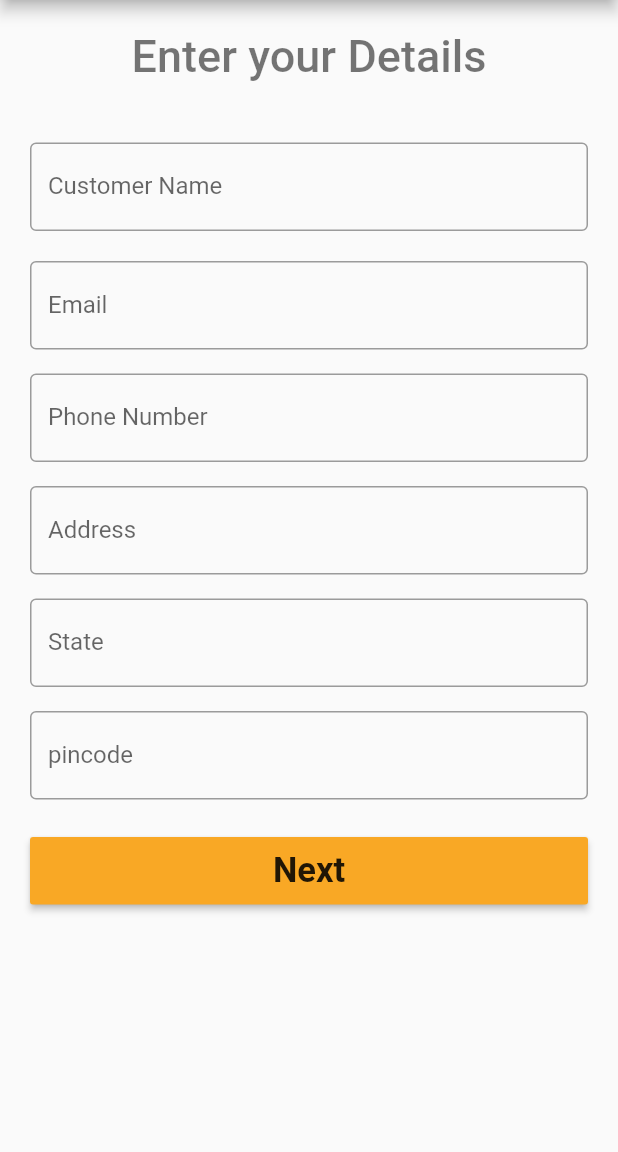
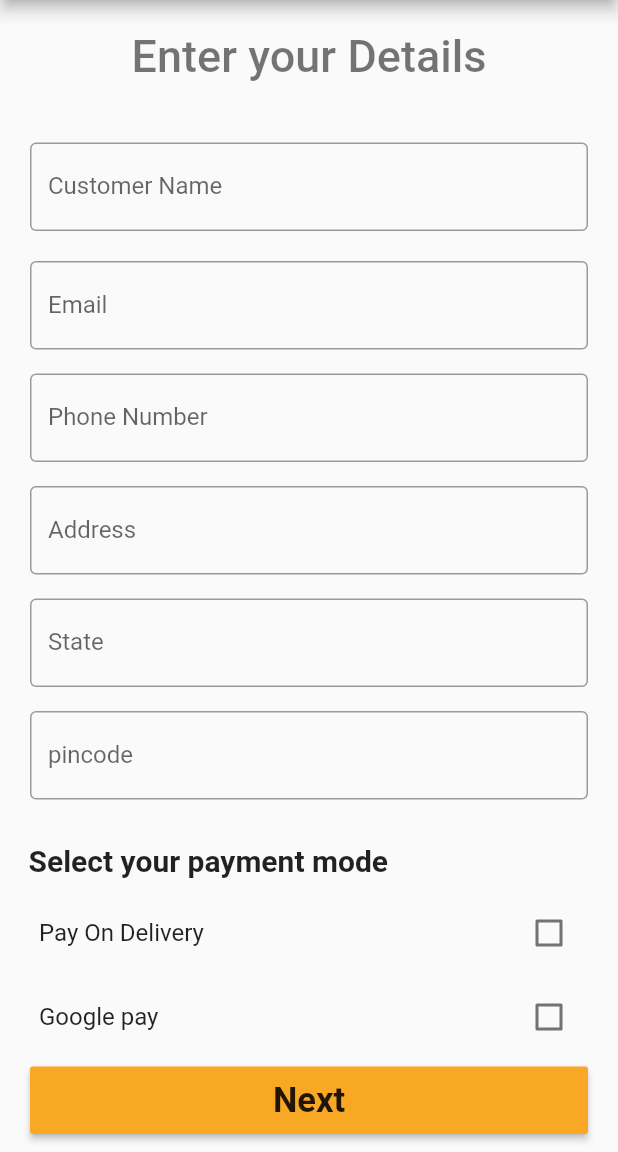
Before and after one commit to abhinavanRoy/Online-Shopping-system, a Flutter app: the BuyPage screen opened directly with empty values, on a phone screen of 412 x 824 dp, the part 84-1236 px from its top. Run offline on Flutter 3.47's test engine with Material 2 defaults, Android fonts, the phone set to English and light mode, and no system bars; our stand-ins replace cloud_firestore, firebase_auth, firebase_core, firebase_storage; accounts and stored records are empty.

Commit message:
Added payment UI (CHECKBOX) and updated UI

```diff
--- a/shop/lib/BuyPage.dart
+++ b/shop/lib/BuyPage.dart
@@ -19,6 +19,8 @@ class BuyPage extends StatefulWidget {
 }
 
 class _State extends State<BuyPage> {
+  bool valuefirst = false;
+  bool valuesecond = false;
   String itemname, price;
   _State(this.itemname, this.price);
   TextEditingController nameController = TextEditingController();
@@ -157,6 +159,39 @@ class _State extends State<BuyPage> {
                 SizedBox(
                   height: 20.0,
                 ),
+
+                 Padding(
+                   padding: const EdgeInsets.all(9.0),
+                   child: Text("Select your payment mode",
+                   style: TextStyle(
+                     fontSize: 20.0,
+                     fontWeight: FontWeight.bold,
+                   ),
+
+                   ),
+                 ),
+                CheckboxListTile(
+                  title: Text("Pay On Delivery"),
+                  checkColor: Colors.yellow,
+                  activeColor: Colors.red,
+                  value: this.valuefirst,
+                  onChanged: (bool value) {
+                    setState(() {
+                      this.valuefirst = value;
+                    });
+                  },
+                ),
+                CheckboxListTile(
+                  title: Text("Google pay"),
+                  checkColor: Colors.yellow,
+                  activeColor: Colors.red,
+                  value: this.valuefirst,
+                  onChanged: (bool value) {
+                    setState(() {
+                      this.valuefirst = value;
+                    });
+                  },
+                ),
                 Container(
                     height: 50,
                     padding: EdgeInsets.fromLTRB(10, 5, 10, 0),
```
Also changed, not shown: shop/lib/HomePage.dart (+0 -35 lines), shop/lib/MyCart.dart (+22 -1 lines), shop/lib/OrderConfirmPage.dart (+17 -6 lines), shop/lib/main.dart (+6 -8 lines).
